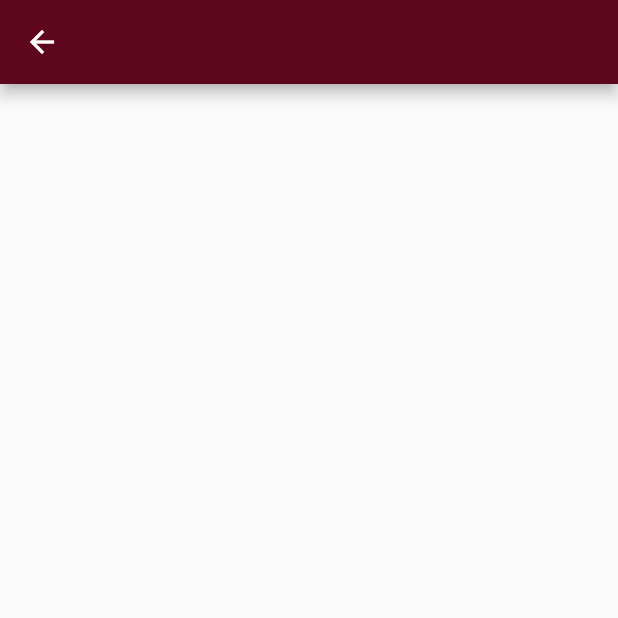
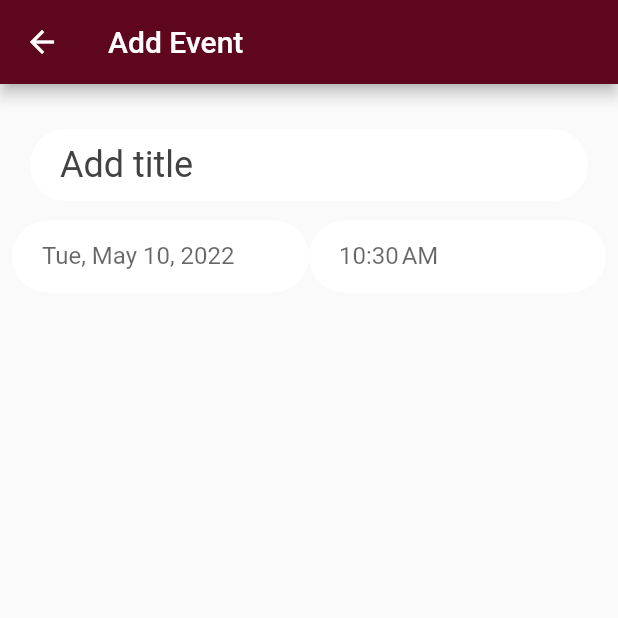
Before and after one commit to Loximity-oss/UTM-Study-Planner, a Flutter app: the CalendarEvent screen opened directly, on a phone screen of 412 x 824 dp, the top half of it. Run offline on Flutter 3.47's test engine with Material 2 defaults, Android fonts, the phone set to English and light mode, and no system bars; our stand-ins replace email_validator, flutter_calendar_carousel, flutter_local_notifications, font_awesome_flutter, hive, hive_flutter and 3 more; missing offline and left inert: mysql_client; accounts and stored records are empty; project files that could hold a hidden picture were left out.

Commit message:
Updated Add Event Page

```diff
--- a/utmstudyplanner_mobile/lib/views/home/calendarv2.dart
+++ b/utmstudyplanner_mobile/lib/views/home/calendarv2.dart
@@ -1,4 +1,8 @@
+import 'package:flutter/cupertino.dart';
 import 'package:flutter/material.dart';
+import 'package:flutter_local_notifications/flutter_local_notifications.dart';
+import 'package:font_awesome_flutter/font_awesome_flutter.dart';
+import 'package:intl/intl.dart';
 import 'package:syncfusion_flutter_calendar/calendar.dart';
 import 'package:utmstudyplanner_mobile/views/home/calendar.dart';
 
@@ -25,12 +29,119 @@ class CalendarEvent extends StatefulWidget {
 }
 
 class _CalendarEventPageState extends State<CalendarEvent> {
+  final titleInput = TextEditingController();
+  final dateBeforeInput = TextEditingController();
+  final dateAfterInput = TextEditingController();
+  final timeBeforeInput = TextEditingController();
+  final timeAfterInput = TextEditingController();
+
   @override
   Widget build(BuildContext context) {
     return Scaffold(
       appBar: AppBar(
         backgroundColor: const Color.fromRGBO(93, 6, 29, 1.0),
+        title: const Text('Add Event'),
       ),
+      body: CustomScrollView( // main content
+        slivers: <Widget>[
+            //Todo List Section
+            SliverList(
+              delegate: SliverChildListDelegate(
+                [
+                  Container(
+                    padding: const EdgeInsets.fromLTRB(20.0, 30.0, 20.0, 5.0),
+                    child: Column(
+                      mainAxisAlignment: MainAxisAlignment.spaceBetween,
+                      children: <Widget>[
+                        TextFormField(controller: titleInput,
+                          style: const TextStyle(fontSize: 24),
+                          textInputAction: TextInputAction.next,
+                          enableSuggestions: false,
+                          autocorrect: false,
+                          decoration: InputDecoration(
+                              contentPadding: const EdgeInsets.only(left: 20, right: 20),
+                              border: OutlineInputBorder(
+                                borderRadius: BorderRadius.circular(30.0),
+                                borderSide: const BorderSide(
+                                  width: 0,
+                                  style: BorderStyle.none,
+                                ),
+                              ),
+                              filled: true,
+                              hintStyle: TextStyle(color: Colors.grey[800]),
+                              hintText: "Add title",
+                              fillColor: Colors.white)
+                        ),
+                      ],
+                    ),
+                  ),
+
+                  Container(
+                    padding: const EdgeInsets.all(8.0),
+                    child: Row(
+                      mainAxisAlignment: MainAxisAlignment.spaceBetween,
+                      children: <Widget>[
+                        Expanded(
+                          child: TextFormField(
+                            controller: dateBeforeInput,
+                            onTap: () {
+                              FocusScope.of(context).requestFocus(FocusNode());
+                              showDatePicker(context: context,
+                                  initialDate: DateTime.now(),
+                                  firstDate: DateTime(0),
+                                  lastDate: DateTime(9999));
+                            },
+
+                            decoration: InputDecoration(
+                                contentPadding: const EdgeInsets.only(left: 20, right: 20),
+                                labelText: DateFormat.yMMMEd().format(DateTime.now()),
+                                hintText: DateFormat.yMMMEd().format(DateTime.now()),
+                                border: OutlineInputBorder(
+                                  borderRadius: BorderRadius.circular(30.0),
+                                  borderSide: const BorderSide(
+                                    width: 0,
+                                    style: BorderStyle.none,
+                                  ),
+                                ),
+                              filled: true,
+                              fillColor: Colors.white
+                            ),
+                          )
+                        ),
+
+                        Expanded(
+                          child: TextFormField(
+                            controller: timeBeforeInput,
+                            onTap: (){
+                              FocusScope.of(context).requestFocus(FocusNode());
+                              showTimePicker(context: context,
+                                  initialTime: TimeOfDay.now()
+                              );
+                            },
+                            decoration: InputDecoration(
+                                contentPadding: const EdgeInsets.only(left: 20, right: 20),
+                                labelText: DateFormat.jm().format(DateTime.now()),
+                                hintText: DateFormat.jm().format(DateTime.now()),
+                                border: OutlineInputBorder(
+                                  borderRadius: BorderRadius.circular(30.0),
+                                  borderSide: const BorderSide(
+                                    width: 0,
+                                    style: BorderStyle.none,
+                                  ),
+                                ),
+                              filled: true,
+                              fillColor: Colors.white
+                            ),
+                          ),
+                        )
+                      ],
+                    ),
+                  ),
+                ],
+              ),
+            ),
+          ],
+        ),
     );
   }
 }
@@ -44,7 +155,7 @@ class _CalendarPageState extends State<CalendarApp> {
       ),
         floatingActionButton: FloatingActionButton(
           onPressed: () {
-            Navigator.of(context).push(MaterialPageRoute(builder: (context) => CalendarEvent()));
+            Navigator.of(context).push(MaterialPageRoute(builder: (context) => const CalendarEvent()));
           },
           backgroundColor: Colors.blueGrey,
           child: const Icon(Icons.add),
@@ -71,7 +182,7 @@ class _CalendarPageState extends State<CalendarApp> {
                   bottom: 0,
                   child: Text(
                     monthName + ' ' + details.date.year.toString(),
-                    style: TextStyle(fontSize: 18),
+                    style: const TextStyle(fontSize: 18),
                   ),
                 )
               ],
--- a/utmstudyplanner_mobile/pubspec.yaml
+++ b/utmstudyplanner_mobile/pubspec.yaml
@@ -40,6 +40,7 @@ dependencies:
   rxdart: ^0.27.3
   syncfusion_flutter_calendar: ^20.1.52
   mysql_client: ^0.0.16
+  intl: ^0.17.0
 
 dev_dependencies:
   flutter_test:
```
Also changed, not shown: utmstudyplanner_mobile/pubspec.lock.
